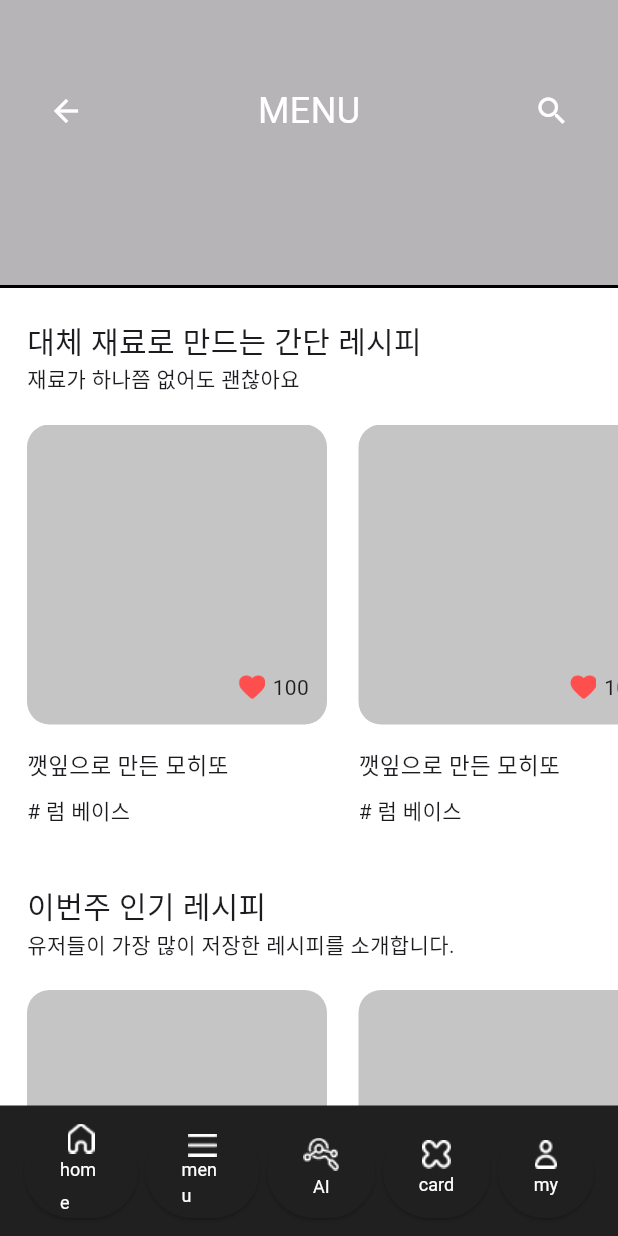
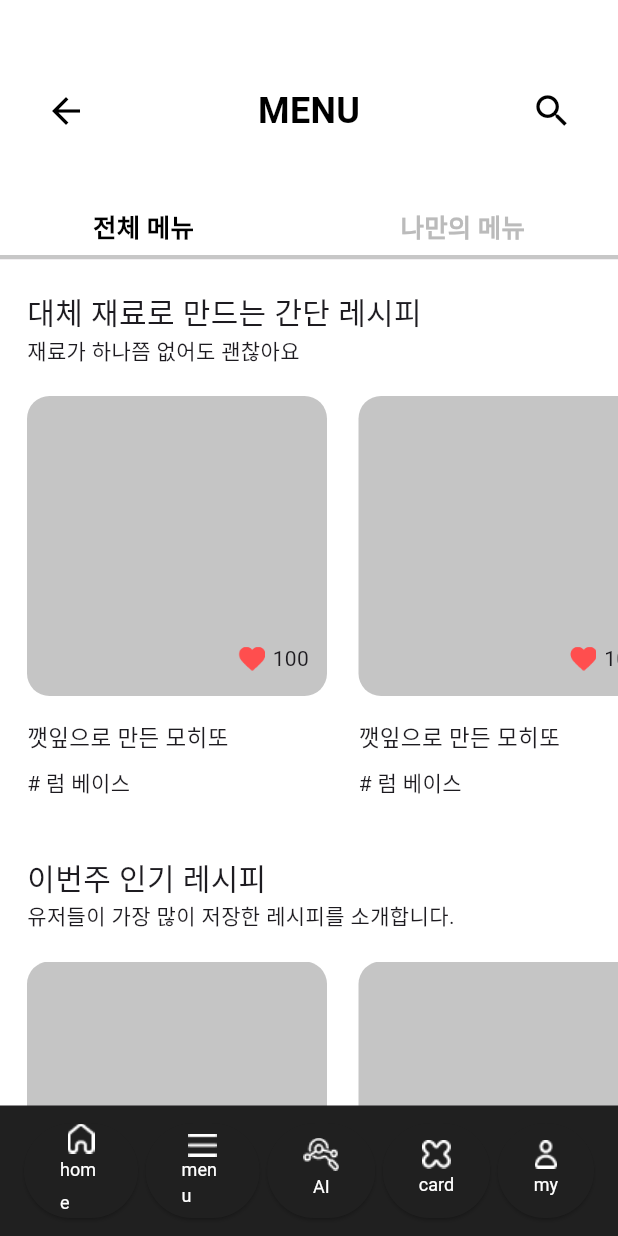
Before and after one commit to ketchup0211/DevKor-cocktailApp, a Flutter app: the screen it shows after launch, on a phone screen of 412 x 824 dp. Run offline on Flutter 3.47's test engine with Material 3 defaults, Android fonts, the phone set to English and light mode, and no system bars; Roboto replaces fonts that are missing (Pretendard).

Commit message:
[ADD] Top 네비게이터 레이아웃 완성

```diff
--- a/lib/main.dart
+++ b/lib/main.dart
@@ -237,8 +237,8 @@ class _MyAppState extends State<MyApp> {
           child: Column(
             children: [
               Container(
-                height: 190, // 높이를 190px로 설정
-                decoration: BoxDecoration(color: Colors.grey.withOpacity(0.75)),
+                height: 170,
+                decoration: BoxDecoration(color: Colors.white),
                 child: Padding(
                   padding: const EdgeInsets.only(top: 50, left: 20, right: 20),
                   child: Column(
@@ -249,7 +249,8 @@ class _MyAppState extends State<MyApp> {
                         mainAxisAlignment: MainAxisAlignment.spaceBetween,
                         children: [
                           IconButton(
-                            icon: Icon(Icons.arrow_back, color: Colors.white),
+                            icon: Icon(Icons.arrow_back,
+                                color: Colors.black, size: 28.0),
                             onPressed: () {
                               print("back button tapped!");
                             },
@@ -257,25 +258,66 @@ class _MyAppState extends State<MyApp> {
                           Text(
                             "MENU",
                             style: TextStyle(
-                              fontSize: 24,
-                              color: Colors.white,
-                            ),
+                                fontSize: 24,
+                                color: Colors.black,
+                                fontWeight: FontWeight.w600),
                           ),
                           IconButton(
-                            icon: Icon(Icons.search, color: Colors.white),
+                            icon: Icon(Icons.search,
+                                color: Colors.black, size: 28.0),
                             onPressed: () {
                               print("Search button tapped!");
                             },
                           ),
                         ],
                       ),
+                      SizedBox(height: 30), // 버튼 사이의 간격을 위한 공간
+                      // TextButton들을 Row로 묶기
+                      Padding(
+                        padding: const EdgeInsets.only(left: 30, right: 30),
+                        child: Row(
+                          mainAxisAlignment: MainAxisAlignment.spaceBetween,
+                          children: [
+                            TextButton(
+                              onPressed: () {
+                                // 첫 번째 텍스트 버튼의 기능
+                                print("First button tapped!");
+                              },
+                              child: Text(
+                                "전체 메뉴",
+                                style: TextStyle(
+                                  color: Colors.black,
+                                  fontSize: 17, // 텍스트 사이즈 설정
+                                  fontWeight: FontWeight.w600, // 텍스트 굵기 설정
+                                ),
+                              ),
+                            ),
+                            TextButton(
+                              onPressed: () {
+                                // 두 번째 텍스트 버튼의 기능
+                                print("Second button tapped!");
+                              },
+                              child: Text(
+                                "나만의 메뉴",
+                                style: TextStyle(
+                                  color: Color(0xFFBBBBBB),
+                                  fontSize: 17, // 텍스트 사이즈 설정
+                                  fontWeight: FontWeight.w600, // 텍스트 굵기 설정
+                                ),
+                              ),
+                            ),
+                          ],
+                        ),
+                      )
                     ],
                   ),
                 ),
               ),
               Container(
-                  height: 2,
-                  decoration: const BoxDecoration(color: Colors.black)),
+                  height: 3,
+                  decoration: const BoxDecoration(
+                    color: Color(0xFFC7C7C7),
+                  )),
               Flexible(
                 flex: 1,
                 child: Container(
```
